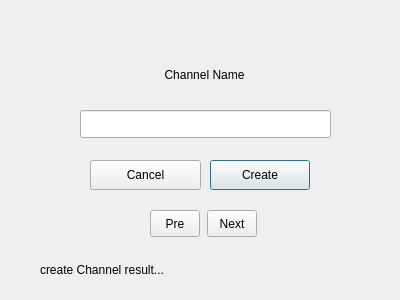
The window that createchannelpage.ui (borhanem/Messenger_Void_13) describes before a commit, drawn with Qt 5.
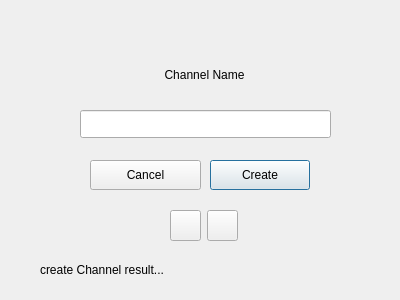
The same window after the commit.

Patch:
```diff
--- a/createchannelpage.ui
+++ b/createchannelpage.ui
@@ -140,37 +140,37 @@
     <rect>
      <x>207</x>
      <y>210</y>
-     <width>50</width>
-     <height>27</height>
+     <width>31</width>
+     <height>31</height>
     </rect>
    </property>
    <property name="minimumSize">
     <size>
-     <width>50</width>
-     <height>0</height>
+     <width>31</width>
+     <height>31</height>
     </size>
    </property>
    <property name="text">
-    <string>Next</string>
+    <string/>
    </property>
   </widget>
   <widget class="QToolButton" name="tocreate_tbn">
    <property name="geometry">
     <rect>
-     <x>150</x>
+     <x>170</x>
      <y>210</y>
-     <width>50</width>
-     <height>27</height>
+     <width>31</width>
+     <height>31</height>
     </rect>
    </property>
    <property name="minimumSize">
     <size>
-     <width>50</width>
-     <height>0</height>
+     <width>31</width>
+     <height>31</height>
     </size>
    </property>
    <property name="text">
-    <string>Pre</string>
+    <string/>
    </property>
   </widget>
  </widget>
```
